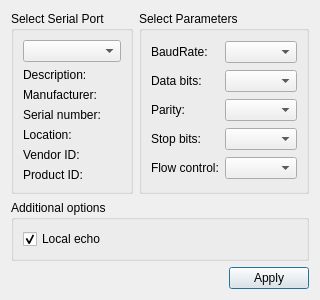
First picture: the form in QTerminal/settingsdialog.ui, repository Barcley1990/QTerminal, before the edit.
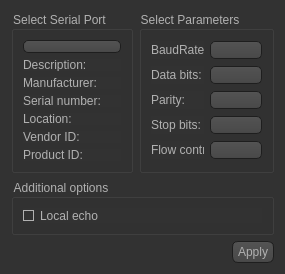
Second picture: the form after the edit. Icons and pictures are not drawn.

Patch:
```diff
--- a/QTerminal/settingsdialog.ui
+++ b/QTerminal/settingsdialog.ui
@@ -6,13 +6,486 @@
    <rect>
     <x>0</x>
     <y>0</y>
-    <width>281</width>
-    <height>262</height>
+    <width>285</width>
+    <height>274</height>
    </rect>
   </property>
+  <property name="minimumSize">
+   <size>
+    <width>285</width>
+    <height>274</height>
+   </size>
+  </property>
+  <property name="maximumSize">
+   <size>
+    <width>285</width>
+    <height>274</height>
+   </size>
+  </property>
   <property name="windowTitle">
    <string>Settings</string>
   </property>
+  <property name="styleSheet">
+   <string notr="true">QToolTip
+{
+     border: 1px solid black;
+     background-color: #ffa02f;
+     padding: 1px;
+     border-radius: 3px;
+     opacity: 100;
+}
+
+QWidget
+{
+    color: #b1b1b1;
+    background-color: #323232;
+}
+
+QWidget:item:hover
+{
+    background-color: QLinearGradient( x1: 0, y1: 0, x2: 0, y2: 1, stop: 0 #ffa02f, stop: 1 #ca0619);
+    color: #000000;
+}
+
+QWidget:item:selected
+{
+    background-color: QLinearGradient( x1: 0, y1: 0, x2: 0, y2: 1, stop: 0 #ffa02f, stop: 1 #d7801a);
+}
+
+QMenuBar::item
+{
+    background: transparent;
+}
+
+QMenuBar::item:selected
+{
+    background: transparent;
+    border: 1px solid #ffaa00;
+}
+
+QMenuBar::item:pressed
+{
+    background: #444;
+    border: 1px solid #000;
+    background-color: QLinearGradient(
+        x1:0, y1:0,
+        x2:0, y2:1,
+        stop:1 #212121,
+        stop:0.4 #343434/*,
+        stop:0.2 #343434,
+        stop:0.1 #ffaa00*/
+    );
+    margin-bottom:-1px;
+    padding-bottom:1px;
+}
+
+QMenu
+{
+    border: 1px solid #000;
+}
+
+QMenu::item
+{
+    padding: 2px 20px 2px 20px;
+}
+
+QMenu::item:selected
+{
+    color: #000000;
+}
+
+QWidget:disabled
+{
+    color: #404040;
+    background-color: #323232;
+}
+
+QAbstractItemView
+{
+    background-color: QLinearGradient( x1: 0, y1: 0, x2: 0, y2: 1, stop: 0 #4d4d4d, stop: 0.1 #646464, stop: 1 #5d5d5d);
+}
+
+QWidget:focus
+{
+    /*border: 2px solid QLinearGradient( x1: 0, y1: 0, x2: 0, y2: 1, stop: 0 #ffa02f, stop: 1 #d7801a);*/
+}
+
+QLineEdit
+{
+    background-color: QLinearGradient( x1: 0, y1: 0, x2: 0, y2: 1, stop: 0 #4d4d4d, stop: 0 #646464, stop: 1 #5d5d5d);
+    padding: 1px;
+    border-style: solid;
+    border: 1px solid #1e1e1e;
+    border-radius: 5;
+}
+
+QPushButton
+{
+    color: #b1b1b1;
+    background-color: QLinearGradient( x1: 0, y1: 0, x2: 0, y2: 1, stop: 0 #565656, stop: 0.1 #525252, stop: 0.5 #4e4e4e, stop: 0.9 #4a4a4a, stop: 1 #464646);
+    border-width: 1px;
+    border-color: #1e1e1e;
+    border-style: solid;
+    border-radius: 6;
+    padding: 3px;
+    font-size: 12px;
+    padding-left: 5px;
+    padding-right: 5px;
+}
+
+QPushButton:pressed
+{
+    background-color: QLinearGradient( x1: 0, y1: 0, x2: 0, y2: 1, stop: 0 #2d2d2d, stop: 0.1 #2b2b2b, stop: 0.5 #292929, stop: 0.9 #282828, stop: 1 #252525);
+}
+
+QComboBox
+{
+    selection-background-color: #ffaa00;
+    background-color: QLinearGradient( x1: 0, y1: 0, x2: 0, y2: 1, stop: 0 #565656, stop: 0.1 #525252, stop: 0.5 #4e4e4e, stop: 0.9 #4a4a4a, stop: 1 #464646);
+    border-style: solid;
+    border: 1px solid #1e1e1e;
+    border-radius: 5;
+}
+
+QComboBox:hover,QPushButton:hover
+{
+    border: 2px solid QLinearGradient( x1: 0, y1: 0, x2: 0, y2: 1, stop: 0 #ffa02f, stop: 1 #d7801a);
+}
+
+
+QComboBox:on
+{
+    padding-top: 3px;
+    padding-left: 4px;
+    background-color: QLinearGradient( x1: 0, y1: 0, x2: 0, y2: 1, stop: 0 #2d2d2d, stop: 0.1 #2b2b2b, stop: 0.5 #292929, stop: 0.9 #282828, stop: 1 #252525);
+    selection-background-color: #ffaa00;
+}
+
+QComboBox QAbstractItemView
+{
+    border: 2px solid darkgray;
+    selection-background-color: QLinearGradient( x1: 0, y1: 0, x2: 0, y2: 1, stop: 0 #ffa02f, stop: 1 #d7801a);
+}
+
+QComboBox::drop-down
+{
+     subcontrol-origin: padding;
+     subcontrol-position: top right;
+     width: 15px;
+
+     border-left-width: 0px;
+     border-left-color: darkgray;
+     border-left-style: solid; /* just a single line */
+     border-top-right-radius: 3px; /* same radius as the QComboBox */
+     border-bottom-right-radius: 3px;
+ }
+
+QComboBox::down-arrow
+{
+     image: url(:/down_arrow.png);
+}
+
+QGroupBox:focus
+{
+border: 2px solid QLinearGradient( x1: 0, y1: 0, x2: 0, y2: 1, stop: 0 #ffa02f, stop: 1 #d7801a);
+}
+
+QTextEdit:focus
+{
+    border: 2px solid QLinearGradient( x1: 0, y1: 0, x2: 0, y2: 1, stop: 0 #ffa02f, stop: 1 #d7801a);
+}
+
+QScrollBar:horizontal {
+     border: 1px solid #222222;
+     background: QLinearGradient( x1: 0, y1: 0, x2: 0, y2: 1, stop: 0.0 #121212, stop: 0.2 #282828, stop: 1 #484848);
+     height: 7px;
+     margin: 0px 16px 0 16px;
+}
+
+QScrollBar::handle:horizontal
+{
+      background: QLinearGradient( x1: 0, y1: 0, x2: 1, y2: 0, stop: 0 #ffa02f, stop: 0.5 #d7801a, stop: 1 #ffa02f);
+      min-height: 20px;
+      border-radius: 2px;
+}
+
+QScrollBar::add-line:horizontal {
+      border: 1px solid #1b1b19;
+      border-radius: 2px;
+      background: QLinearGradient( x1: 0, y1: 0, x2: 1, y2: 0, stop: 0 #ffa02f, stop: 1 #d7801a);
+      width: 14px;
+      subcontrol-position: right;
+      subcontrol-origin: margin;
+}
+
+QScrollBar::sub-line:horizontal {
+      border: 1px solid #1b1b19;
+      border-radius: 2px;
+      background: QLinearGradient( x1: 0, y1: 0, x2: 1, y2: 0, stop: 0 #ffa02f, stop: 1 #d7801a);
+      width: 14px;
+     subcontrol-position: left;
+     subcontrol-origin: margin;
+}
+
+QScrollBar::right-arrow:horizontal, QScrollBar::left-arrow:horizontal
+{
+      border: 1px solid black;
+      width: 1px;
+      height: 1px;
+      background: white;
+}
+
+QScrollBar::add-page:horizontal, QScrollBar::sub-page:horizontal
+{
+      background: none;
+}
+
+QScrollBar:vertical
+{
+      background: QLinearGradient( x1: 0, y1: 0, x2: 1, y2: 0, stop: 0.0 #121212, stop: 0.2 #282828, stop: 1 #484848);
+      width: 7px;
+      margin: 16px 0 16px 0;
+      border: 1px solid #222222;
+}
+
+QScrollBar::handle:vertical
+{
+      background: QLinearGradient( x1: 0, y1: 0, x2: 0, y2: 1, stop: 0 #ffa02f, stop: 0.5 #d7801a, stop: 1 #ffa02f);
+      min-height: 20px;
+      border-radius: 2px;
+}
+
+QScrollBar::add-line:vertical
+{
+      border: 1px solid #1b1b19;
+      border-radius: 2px;
+      background: QLinearGradient( x1: 0, y1: 0, x2: 0, y2: 1, stop: 0 #ffa02f, stop: 1 #d7801a);
+      height: 14px;
+      subcontrol-position: bottom;
+      subcontrol-origin: margin;
+}
+
+QScrollBar::sub-line:vertical
+{
+      border: 1px solid #1b1b19;
+      border-radius: 2px;
+      background: QLinearGradient( x1: 0, y1: 0, x2: 0, y2: 1, stop: 0 #d7801a, stop: 1 #ffa02f);
+      height: 14px;
+      subcontrol-position: top;
+      subcontrol-origin: margin;
+}
+
+QScrollBar::up-arrow:vertical, QScrollBar::down-arrow:vertical
+{
+      border: 1px solid black;
+      width: 1px;
+      height: 1px;
+      background: white;
+}
+
+
+QScrollBar::add-page:vertical, QScrollBar::sub-page:vertical
+{
+      background: none;
+}
+
+QTextEdit
+{
+    background-color: #242424;
+}
+
+QPlainTextEdit
+{
+    background-color: #242424;
+}
+
+QHeaderView::section
+{
+    background-color: QLinearGradient(x1:0, y1:0, x2:0, y2:1, stop:0 #616161, stop: 0.5 #505050, stop: 0.6 #434343, stop:1 #656565);
+    color: white;
+    padding-left: 4px;
+    border: 1px solid #6c6c6c;
+}
+
+QCheckBox:disabled
+{
+color: #414141;
+}
+
+QDockWidget::title
+{
+    text-align: center;
+    spacing: 3px; /* spacing between items in the tool bar */
+    background-color: QLinearGradient(x1:0, y1:0, x2:0, y2:1, stop:0 #323232, stop: 0.5 #242424, stop:1 #323232);
+}
+
+QDockWidget::close-button, QDockWidget::float-button
+{
+    text-align: center;
+    spacing: 1px; /* spacing between items in the tool bar */
+    background-color: QLinearGradient(x1:0, y1:0, x2:0, y2:1, stop:0 #323232, stop: 0.5 #242424, stop:1 #323232);
+}
+
+QDockWidget::close-button:hover, QDockWidget::float-button:hover
+{
+    background: #242424;
+}
+
+QDockWidget::close-button:pressed, QDockWidget::float-button:pressed
+{
+    padding: 1px -1px -1px 1px;
+}
+
+QMainWindow::separator
+{
+    background-color: QLinearGradient(x1:0, y1:0, x2:0, y2:1, stop:0 #161616, stop: 0.5 #151515, stop: 0.6 #212121, stop:1 #343434);
+    color: white;
+    padding-left: 4px;
+    border: 1px solid #4c4c4c;
+    spacing: 3px; /* spacing between items in the tool bar */
+}
+
+QMainWindow::separator:hover
+{
+
+    background-color: QLinearGradient(x1:0, y1:0, x2:0, y2:1, stop:0 #d7801a, stop:0.5 #b56c17 stop:1 #ffa02f);
+    color: white;
+    padding-left: 4px;
+    border: 1px solid #6c6c6c;
+    spacing: 3px; /* spacing between items in the tool bar */
+}
+
+QToolBar::handle
+{
+     spacing: 3px; /* spacing between items in the tool bar */
+     background: url(:/images/handle.png);
+}
+
+QMenu::separator
+{
+    height: 2px;
+    background-color: QLinearGradient(x1:0, y1:0, x2:0, y2:1, stop:0 #161616, stop: 0.5 #151515, stop: 0.6 #212121, stop:1 #343434);
+    color: white;
+    padding-left: 4px;
+    margin-left: 10px;
+    margin-right: 5px;
+}
+
+QProgressBar
+{
+    border: 2px solid grey;
+    border-radius: 5px;
+    text-align: center;
+}
+
+QProgressBar::chunk
+{
+    background-color: #d7801a;
+    width: 2.15px;
+    margin: 0.5px;
+}
+
+QTabBar::tab {
+    color: #b1b1b1;
+    border: 1px solid #444;
+    border-bottom-style: none;
+    background-color: #323232;
+    padding-left: 10px;
+    padding-right: 10px;
+    padding-top: 3px;
+    padding-bottom: 2px;
+    margin-right: -1px;
+}
+
+QTabWidget::pane {
+    border: 1px solid #444;
+    top: 1px;
+}
+
+QTabBar::tab:last
+{
+    margin-right: 0; /* the last selected tab has nothing to overlap with on the right */
+    border-top-right-radius: 3px;
+}
+
+QTabBar::tab:first:!selected
+{
+ margin-left: 0px; /* the last selected tab has nothing to overlap with on the right */
+
+
+    border-top-left-radius: 3px;
+}
+
+QTabBar::tab:!selected
+{
+    color: #b1b1b1;
+    border-bottom-style: solid;
+    margin-top: 3px;
+    background-color: QLinearGradient(x1:0, y1:0, x2:0, y2:1, stop:1 #212121, stop:.4 #343434);
+}
+
+QTabBar::tab:selected
+{
+    border-top-left-radius: 3px;
+    border-top-right-radius: 3px;
+    margin-bottom: 0px;
+}
+
+QTabBar::tab:!selected:hover
+{
+    /*border-top: 2px solid #ffaa00;
+    padding-bottom: 3px;*/
+    border-top-left-radius: 3px;
+    border-top-right-radius: 3px;
+    background-color: QLinearGradient(x1:0, y1:0, x2:0, y2:1, stop:1 #212121, stop:0.4 #343434, stop:0.2 #343434, stop:0.1 #ffaa00);
+}
+
+QRadioButton::indicator:checked, QRadioButton::indicator:unchecked{
+    color: #b1b1b1;
+    background-color: #323232;
+    border: 1px solid #b1b1b1;
+    border-radius: 6px;
+}
+
+QRadioButton::indicator:checked
+{
+    background-color: qradialgradient(
+        cx: 0.5, cy: 0.5,
+        fx: 0.5, fy: 0.5,
+        radius: 1.0,
+        stop: 0.25 #ffaa00,
+        stop: 0.3 #323232
+    );
+}
+
+QCheckBox::indicator{
+    color: #b1b1b1;
+    background-color: #323232;
+    border: 1px solid #b1b1b1;
+    width: 9px;
+    height: 9px;
+}
+
+QRadioButton::indicator
+{
+    border-radius: 6px;
+}
+
+QRadioButton::indicator:hover, QCheckBox::indicator:hover
+{
+    border: 1px solid #ffaa00;
+}
+
+QCheckBox::indicator:checked
+{
+    image:url(checkbox.png);
+}
+
+QCheckBox::indicator:disabled, QRadioButton::indicator:disabled
+{
+    border: 1px solid #444;
+}</string>
+  </property>
   <layout class="QGridLayout" name="gridLayout_3">
    <item row="0" column="1">
     <widget class="QGroupBox" name="parametersBox">
```
